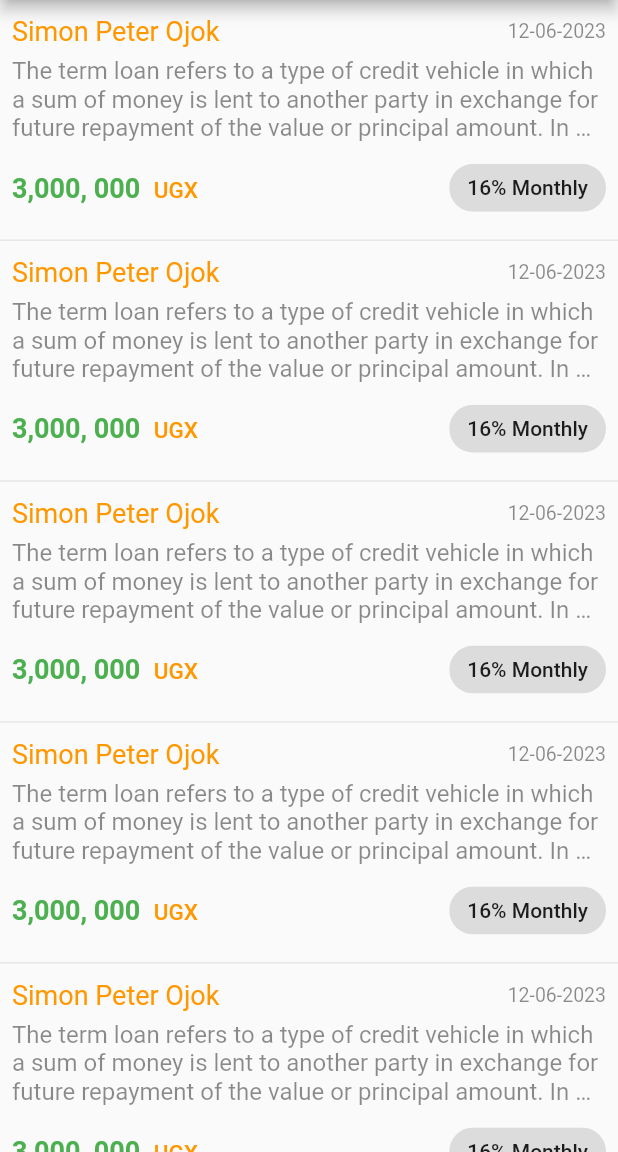
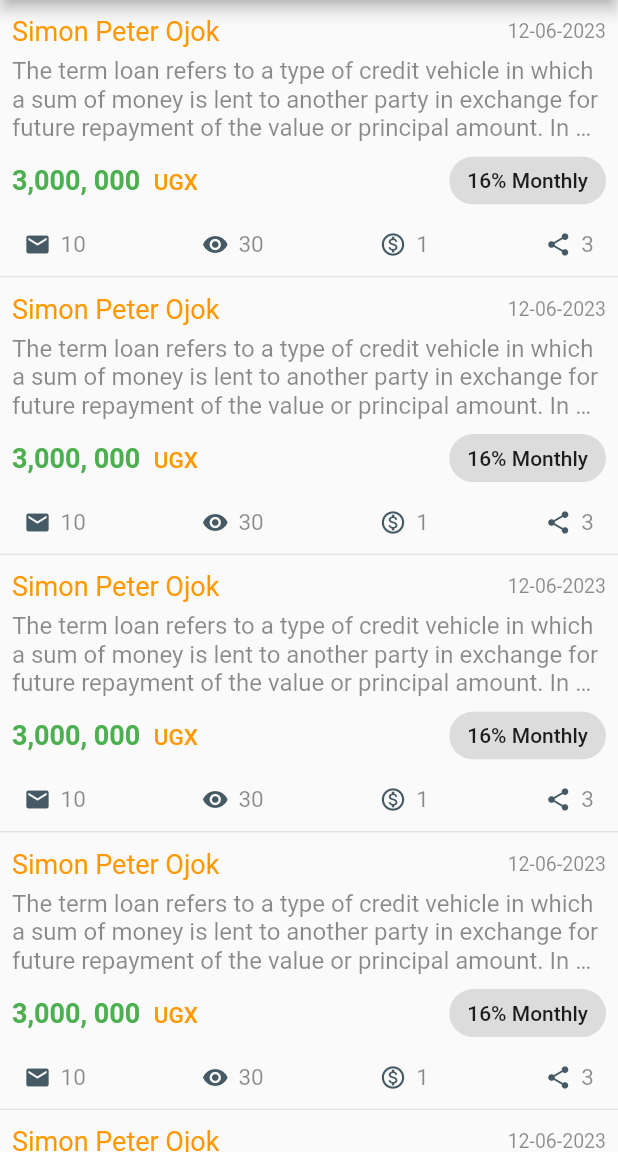
Before and after one commit to simonpojok/ideal, a Flutter app: the DealsScreen screen opened directly, on a phone screen of 412 x 824 dp, the part 84-1236 px from its top. Run offline on Flutter 3.47's test engine with Material 2 defaults, Android fonts, the phone set to English and light mode, and no system bars; our stand-ins replace firebase_auth, firebase_core, flutter_rating_bar, flutter_svg; accounts and stored records are empty.

Commit message:
soon finishing the list for all ideals

```diff
--- a/lib/src/screens/deals/deals_screen.dart
+++ b/lib/src/screens/deals/deals_screen.dart
@@ -70,7 +70,7 @@ class _DealsScreenState extends State<DealsScreen> {
                   ),
                   Container(
                     margin:
-                        EdgeInsets.symmetric(vertical: kDefaultPadding * .4),
+                        EdgeInsets.symmetric(vertical: kDefaultPadding * .1),
                     child: Row(
                       mainAxisAlignment: MainAxisAlignment.spaceBetween,
                       children: [
@@ -104,11 +104,31 @@ class _DealsScreenState extends State<DealsScreen> {
                       ],
                     ),
                   ),
-                  // Container(
-                  //   height: 50,
-                  //   width: double.infinity,
-                  //   color: Colors.greenAccent,
-                  // )
+                  Row(
+                    mainAxisAlignment: MainAxisAlignment.spaceBetween,
+                    children: [
+                      DealActionChip(
+                        iconData: Icons.email,
+                        onPress: () {},
+                        count: 10,
+                      ),
+                      DealActionChip(
+                        iconData: Icons.visibility,
+                        onPress: () {},
+                        count: 30,
+                      ),
+                      DealActionChip(
+                        iconData: Icons.monetization_on_outlined,
+                        onPress: () {},
+                        count: 1,
+                      ),
+                      DealActionChip(
+                        count: 3,
+                        iconData: Icons.share,
+                        onPress: () {},
+                      ),
+                    ],
+                  )
                 ],
               ),
             ),
@@ -124,3 +144,51 @@ class _DealsScreenState extends State<DealsScreen> {
     );
   }
 }
+
+class DealActionChip extends StatelessWidget {
+  final IconData iconData;
+  final int count;
+  final VoidCallback onPress;
+  const DealActionChip({
+    Key? key,
+    required this.iconData,
+    required this.count,
+    required this.onPress,
+  }) : super(key: key);
+
+  @override
+  Widget build(BuildContext context) {
+    return Container(
+      child: ClipRRect(
+        borderRadius: BorderRadius.circular(5),
+        child: Material(
+          child: InkWell(
+            onTap: onPress,
+            child: Padding(
+              padding: const EdgeInsets.all(8.0),
+              child: Row(
+                children: [
+                  Icon(
+                    iconData,
+                    size: 18,
+                    color: Theme.of(context).primaryColor,
+                  ),
+                  Padding(
+                    padding: const EdgeInsets.only(left: kDefaultPadding * .4),
+                    child: Text(
+                      "$count",
+                      style: Theme.of(context).textTheme.caption!.copyWith(
+                            color: Colors.black45,
+                            fontSize: 15,
+                          ),
+                    ),
+                  ),
+                ],
+              ),
+            ),
+          ),
+        ),
+      ),
+    );
+  }
+}
```
